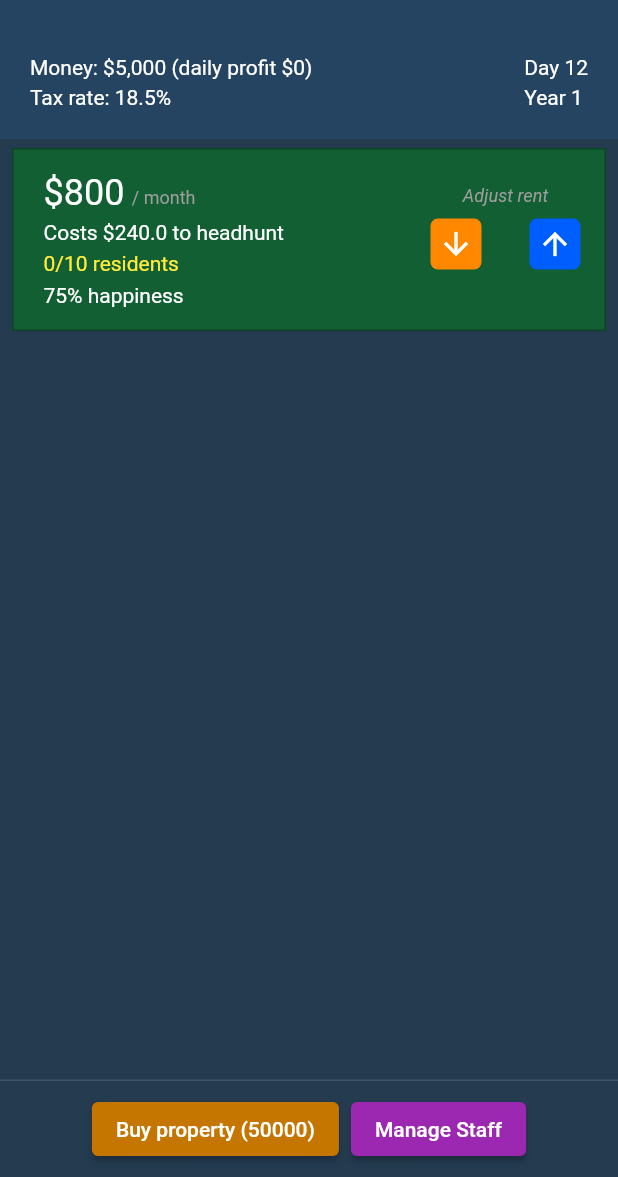
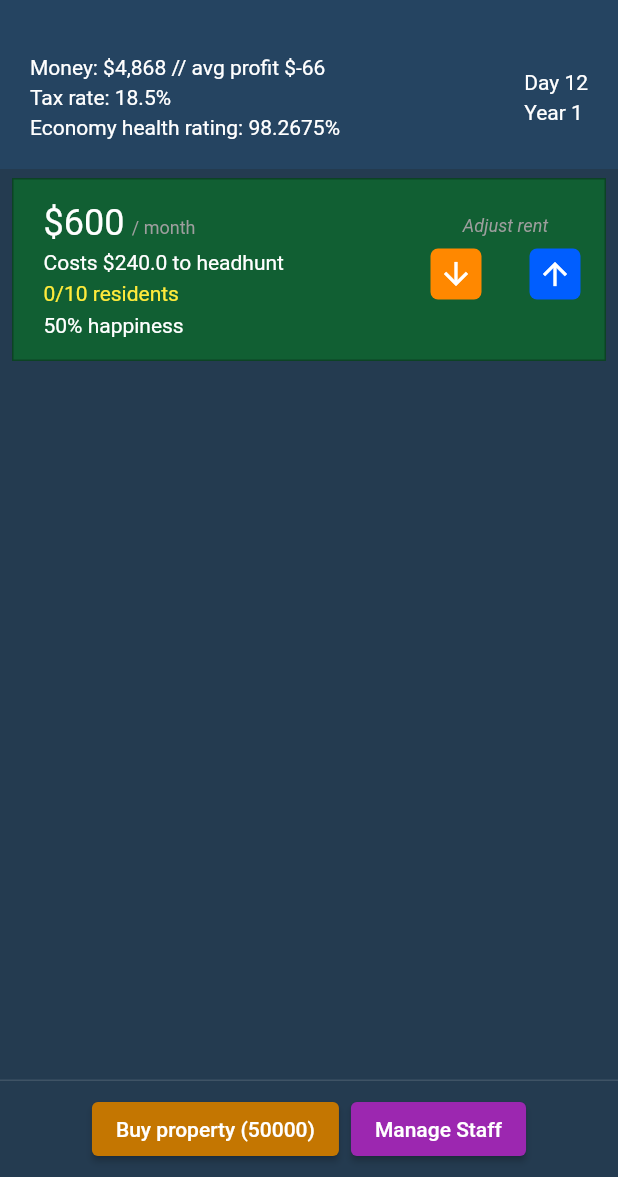
Before and after one commit to josephrcox/flutter-landlord-simulator, a Flutter app: the GameScreen screen opened directly, after a tap on an icon or button, on a phone screen of 412 x 824 dp, the part 59-1236 px from its top. Run offline on Flutter 3.47's test engine with Material 2 defaults, Android fonts, the phone set to English and light mode, and no system bars; drawn by our look-alikes of flutter_slidable; our stand-ins replace flutter_riverpod, isar; accounts and stored records are empty; generated files the repository leaves out were written again.

Commit message:
Economy, selling properties, balancing

```diff
--- a/lib/configSettings.dart
+++ b/lib/configSettings.dart
@@ -1,8 +1,8 @@
 const Map<String, dynamic> gameSettings = {
-  "baseSearchForResidentCost": 0.3,
-  "defaultRent": 800,
+  "baseSearchForResidentCost": 0.40,
+  "defaultRent": 600,
   "defaultMaxResidents": 10,
-  "defaultHappiness": 75,
+  "defaultHappiness": 50,
 };
 
 const upgradeInfo = {
@@ -57,7 +57,7 @@ const upgradeInfo = {
         "You no longer lose money when residents leave, but residents aren't happy with how gross the apartments end up becoming.",
     "cost": 0,
     "monthlyCostPerResident": 0,
-    "instantHappiness": 20,
+    "instantHappiness": -20,
     "monthlyProfitPerResident": 0,
     "icon": "🧹",
   },
--- a/lib/provider/provider.dart
+++ b/lib/provider/provider.dart
@@ -22,7 +22,6 @@ class SaveProvider with ChangeNotifier {
   bool initialized = false;
   bool resetting = false;
   bool pauseLoop = true;
-  int lastProfit = 0;
 
   GameSave? get save => _save;
 
@@ -284,6 +283,23 @@ class SaveProvider with ChangeNotifier {
 
     notifyListeners();
   }
+
+  void actionSellProperty(index) async {
+    await isar.writeTxn(() async {
+      pauseLoop = true;
+      if (_save!.plotList!.plots!.isEmpty) {
+        return;
+      }
+      final value = _save!.plotList!.plots![index].propertyValue;
+      _save!.money += value;
+      final list = _save!.plotList!.plots!.toList();
+      list.removeAt(index);
+      _save!.plotList!.plots = list;
+      notifyListeners();
+      pauseLoop = false;
+      await isar.gameSaves.put(_save!);
+    });
+  }
 }
 
 final saveProvider = ChangeNotifierProvider((ref) => SaveProvider());
@@ -326,13 +342,27 @@ void loop(Isar isar, save, resetting) async {
     //// Calculate costs of staff and takes it from profit
     profit =
         calculateStaffCosts(profit, save?.staff, save?.plotList?.plots.length);
+
+    //// Calculate losses from property taxes
+    profit = calculatePropertyTaxes(profit, save?.plotList?.plots);
   }
 
+  //// Calculate economy helath
+  save?.economyHealth = calculateEconomyHealth(save);
+
+  save?.profitHistory ??= List<int>;
+
+  var profitHistory = save?.profitHistory.toList();
   //// Set last profit
-  save?.lastProfit = profit - (profit * save?.rulesTaxRate).floor();
+  profitHistory.add(profit);
+  if (profitHistory?.length > 7) {
+    // remove oldest entries until length is 7
+    profitHistory?.removeRange(0, profitHistory?.length - 7);
+  }
+  save?.profitHistory = profitHistory;
 
   // Add profit to money
-  save?.money += save?.lastProfit;
+  save?.money += profit;
 
   //// Adjust tax rate based on money in bank
   save?.rulesTaxRate = calculateTaxRateChanges(save?.rulesTaxRate, save?.money);
@@ -370,18 +400,23 @@ GameSave calculateResidentsLeaving(GameSave save) {
     }
     final random = Random();
     final roll = random.nextInt((plot.happiness / 2).floor() + 1);
-    if ((roll == (plot.happiness / 2).floor()) && plot.residents > 0) {
+    final adjustedRoll = (roll + (100 - save.economyHealth) / 10).round();
+
+    if ((adjustedRoll >= (plot.happiness).floor() || save.economyHealth < 25) &&
+        plot.residents > 0) {
       // check if the user has a property manager hired
       final index = save.staff?.staffOptions.indexOf("manager") ?? -1;
       if (index == -1 || save.staff?.staffValues[index] == false) {
+        final random = Random();
+        save.economyHealth -= random.nextDouble() * 1.0;
         plot.residents -= 1;
         final index =
             plot.plotUpgrades?.upgradeOptions.indexOf("easyTurnover") ?? -1;
         if (index == -1 || plot.plotUpgrades?.upgradeValues[index] == false) {
-          save.money -= (plot.rent / 5).floor();
+          save.money -= (plot.rent / 3).floor();
         }
       } else {
-        save.money -= (plot.rent / 10).floor();
+        save.money -= (plot.rent).floor();
         save.staff?.residentVacanciesFilledByPropertyManager += 1;
       }
 
@@ -400,6 +435,22 @@ List<Plot> calculateHappiness(List<Plot> plots) {
       plot.happiness = 300;
     } else if (plot.happiness < 1) {
       plot.happiness = 1;
+    }
+
+    final random = Random();
+
+    if (random.nextInt(30) > 25) {
+      if (plot.rent > 1500) {
+        // lower happiness by random 1-3
+        plot.happiness -= random.nextInt(3) + 1;
+      } else if (plot.rent < 800) {
+        // raise happiness by random 1-3
+        plot.happiness += random.nextInt(3) + 1;
+      }
+      // rand change between -3 and 3
+      var randChange = random.nextInt(7) - 3;
+      print(randChange);
+      plot.happiness += randChange;
     }
   }
 
@@ -464,3 +515,89 @@ int calculateStaffCosts(int profit, Staff? staff, int propertyCount) {
 
   return profit;
 }
+
+double calculateEconomyHealth(GameSave save) {
+  double healthModifier = 0;
+
+  var avgRent = 0;
+  var avgHappiness = 0;
+  var numPlots = 0; // Number of plots
+  var plots = save.plotList?.plots;
+
+  if (plots != null) {
+    numPlots = plots.length;
+    for (var plot in plots) {
+      avgRent += plot.rent;
+      avgHappiness += plot.happiness;
+    }
+    avgRent = avgRent ~/ numPlots;
+    avgHappiness = avgHappiness ~/ numPlots;
+  }
+
+  var daysIntoGame = save.infoDay;
+  var money = save.money;
+
+  final random = Random();
+
+// Rent impact increased
+  if (avgRent < 1000) {
+    healthModifier += (600 - avgRent) / 4000;
+  } else if (avgRent >= 1800) {
+    healthModifier -= (avgRent - 1800) / 500;
+  }
+
+// Money impact increased
+  if (money > 100000) {
+    healthModifier -= log(money) / 2500;
+  }
+
+  double timeFactor = daysIntoGame < 750
+      ? 1 +
+          pow((daysIntoGame / 3000.0), 2)
+              .toDouble() // Reduced effect in first 1000 days
+      : 1 + pow((daysIntoGame / 1500.0), 2).toDouble();
+
+  healthModifier += random.nextDouble() * 2 * timeFactor -
+      timeFactor; // Increased effect of time in randomness
+
+// Happiness impact reduced and only added if economyHealth is less than 80
+  if (save.economyHealth < 10) {
+    healthModifier += (avgHappiness / 300.0);
+  }
+
+  if (numPlots < 10) {
+    healthModifier -= (10 - numPlots) /
+        100.0; // Decrease healthModifier if less than 10 plots
+  } else {
+    healthModifier += (numPlots - 10) /
+        750.0; // Increase healthModifier if more than 10 plots
+  }
+
+// Number of plots impact reduced and only added if economyHealth is less than 80
+  if (save.economyHealth < 75) {
+    healthModifier += (numPlots / 750.0);
+  }
+  if (daysIntoGame < 500) {
+    healthModifier += (random.nextDouble() * 2) / 500;
+  }
+  if (healthModifier > 1) {
+    healthModifier *= plots!.length;
+  }
+
+  final newHealth =
+      (save.economyHealth + healthModifier).clamp(0, 100).toDouble();
+  print('heath: $newHealth, modifier: $healthModifier');
+
+  return newHealth;
+}
+
+int calculatePropertyTaxes(int profit, List<Plot>? plots) {
+  if (plots == null) {
+    return profit;
+  }
+  for (var plot in plots) {
+    profit -= (2000 / 30).floor();
+  }
+
+  return profit;
+}
--- a/lib/screens/gamescreen.dart
+++ b/lib/screens/gamescreen.dart
@@ -9,6 +9,7 @@ import 'package:flutter_slidable/flutter_slidable.dart';
 import '../staffMenu.dart';
 import 'helpScreen.dart';
 import '../upgradeMenu.dart';
+import '../sellMenu.dart';
 import '../configSettings.dart';
 import 'package:intl/intl.dart';
 
@@ -48,6 +49,13 @@ class _GameScreenState extends ConsumerState<GameScreen>
     Color happyColor = const Color.fromARGB(255, 17, 95, 51);
     Color sadColor = const Color.fromARGB(255, 121, 50, 41);
     Color amenitiesColor = const Color.fromARGB(255, 73, 17, 89);
+
+    bool paused = false;
+
+    final avgProfit = save!.profitHistory.isNotEmpty
+        ? save.profitHistory.reduce((a, b) => a + b) ~/
+            save.profitHistory.length
+        : 0;
 
     Widget displayProperties() {
       if (propertyList != null &&
@@ -138,6 +146,22 @@ class _GameScreenState extends ConsumerState<GameScreen>
                             foregroundColor: Colors.white,
                             icon: Icons.home_repair_service,
                             label: 'Amenities',
+                          ),
+                          SlidableAction(
+                            onPressed: (BuildContext context) {
+                              Navigator.push(
+                                context,
+                                MaterialPageRoute(
+                                  builder: (context) => SellMenu(
+                                    plotIndex: index,
+                                  ),
+                                ),
+                              );
+                            },
+                            backgroundColor: Colors.blueAccent,
+                            foregroundColor: Colors.white,
+                            icon: Icons.wallet,
+                            label: 'Sell',
                           ),
                         ],
                       ),
@@ -421,9 +445,17 @@ class _GameScreenState extends ConsumerState<GameScreen>
           ),
           IconButton(
             onPressed: () {
+              if (paused) {
+                paused = false;
+              } else {
+                paused = true;
+              }
+
               saveProvider.pauseGame();
             },
-            icon: const Icon(Icons.pause_circle),
+            icon: paused == true
+                ? const Icon(Icons.play_circle)
+                : const Icon(Icons.pause_circle),
           ),
           IconButton(
             onPressed: () {
@@ -471,7 +503,8 @@ class _GameScreenState extends ConsumerState<GameScreen>
                     year: save.infoYear,
                     background: headerBackgroundColorARGB,
                     taxRate: save.rulesTaxRate,
-                    lastProfit: save.lastProfit,
+                    avgProfit: avgProfit,
+                    economyHealth: save.economyHealth,
                   ),
                   displayProperties(),
                 ],
@@ -483,11 +516,12 @@ class _GameScreenState extends ConsumerState<GameScreen>
 
 Widget headerWidget({
   required int money,
-  required int lastProfit,
+  required int avgProfit,
   required int day,
   required int year,
   required Color background,
   required double taxRate,
+  required double economyHealth,
 }) {
   // convert money int to string with commas for money
   var f = NumberFormat("###,###,###,###,###", "en_US");
@@ -507,13 +541,19 @@ Widget headerWidget({
           crossAxisAlignment: CrossAxisAlignment.start,
           children: [
             Text(
-              'Money: $moneyString (daily profit \$$lastProfit)',
+              'Money: $moneyString // avg profit \$$avgProfit',
             ),
             const SizedBox(
               height: 4,
             ),
             Text(
               'Tax rate: ${taxRate * 100}%',
+            ),
+            const SizedBox(
+              height: 4,
+            ),
+            Text(
+              'Economy health rating: ${economyHealth.toStringAsFixed(4)}%',
             ),
           ],
         ),
```
Also changed, not shown: lib/models/gameSave.dart (+6 -2 lines), lib/sellMenu.dart (added, +79 -0 lines), lib/models/gameSave.g.dart, 4 other files.
